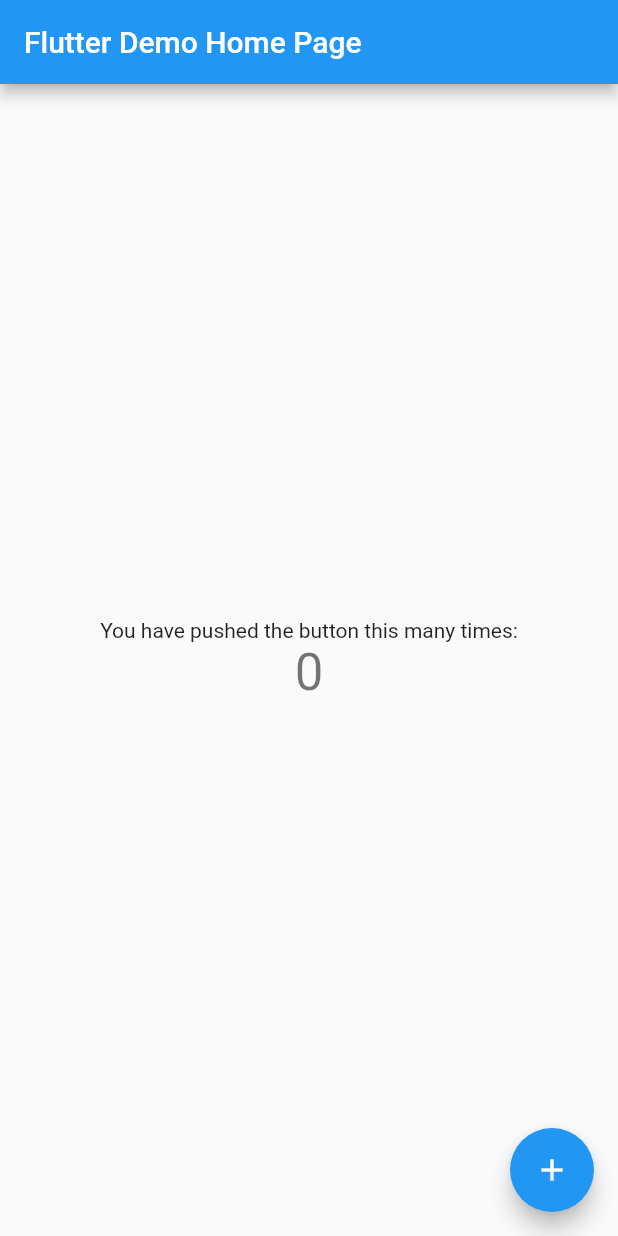
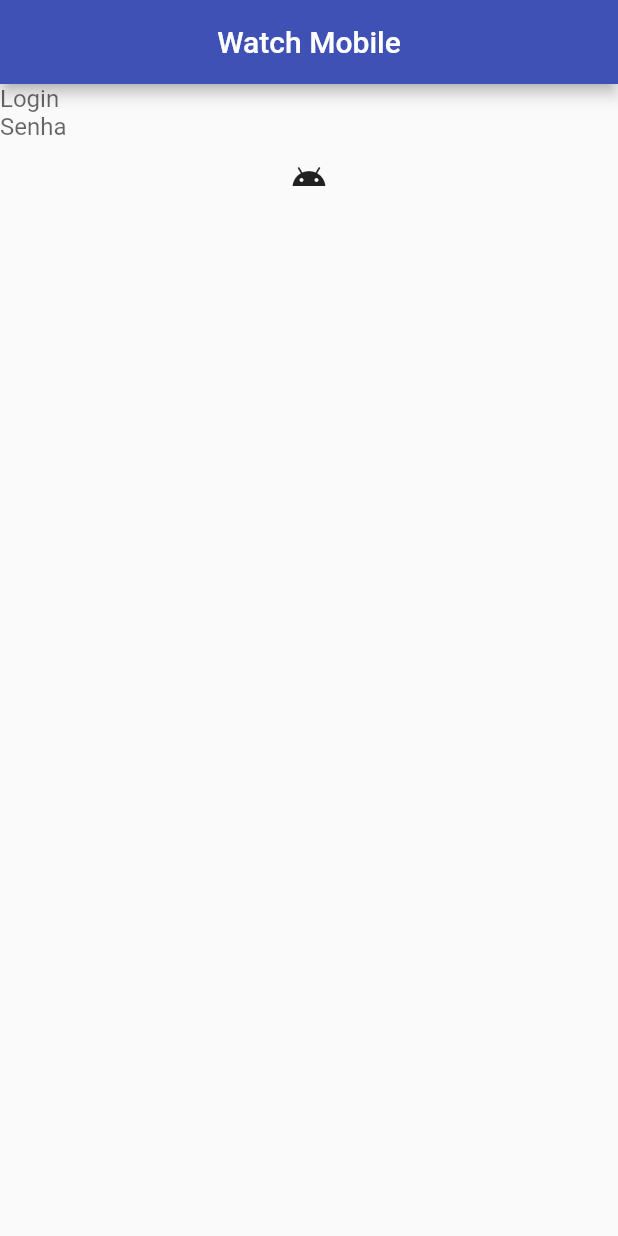
Before and after one commit to samuelsoares27/app_watch_mobile, a Flutter app: the screen it shows after launch, on a phone screen of 412 x 824 dp. Run offline on Flutter 3.47's test engine with Material 2 defaults, Android fonts, the phone set to English and light mode, and no system bars; our stand-ins replace cloud_firestore, firebase_auth, firebase_storage, google_sign_in, image_picker; accounts and stored records are empty.

Commit message:
Primeira alteração

```diff
--- a/lib/main.dart
+++ b/lib/main.dart
@@ -10,109 +10,57 @@ import 'package:image_picker/image_picker.dart';
 void main() => runApp(MyApp());
 
 class MyApp extends StatelessWidget {
-  // This widget is the root of your application.
   @override
   Widget build(BuildContext context) {
     return MaterialApp(
-      title: 'Flutter Demo',
+      title: 'Watch Mobile',
+      debugShowCheckedModeBanner: false,
       theme: ThemeData(
-        // This is the theme of your application.
-        //
-        // Try running your application with "flutter run". You'll see the
-        // application has a blue toolbar. Then, without quitting the app, try
-        // changing the primarySwatch below to Colors.green and then invoke
-        // "hot reload" (press "r" in the console where you ran "flutter run",
-        // or simply save your changes to "hot reload" in a Flutter IDE).
-        // Notice that the counter didn't reset back to zero; the application
-        // is not restarted.
-        primarySwatch: Colors.blue,
+        primarySwatch: Colors.indigo,
       ),
-      home: MyHomePage(title: 'Flutter Demo Home Page'),
+      home: MyHomePage(),
     );
   }
 }
 
 class MyHomePage extends StatefulWidget {
-  MyHomePage({Key key, this.title}) : super(key: key);
-
-  // This widget is the home page of your application. It is stateful, meaning
-  // that it has a State object (defined below) that contains fields that affect
-  // how it looks.
-
-  // This class is the configuration for the state. It holds the values (in this
-  // case the title) provided by the parent (in this case the App widget) and
-  // used by the build method of the State. Fields in a Widget subclass are
-  // always marked "final".
-
-  final String title;
-
   @override
   _MyHomePageState createState() => _MyHomePageState();
 }
 
-class _MyHomePageState extends State<MyHomePage> {
-  int _counter = 0;
-
-  void _incrementCounter() {
-    setState(() {
-      // This call to setState tells the Flutter framework that something has
-      // changed in this State, which causes it to rerun the build method below
-      // so that the display can reflect the updated values. If we changed
-      // _counter without calling setState(), then the build method would not be
-      // called again, and so nothing would appear to happen.
-      _counter++;
-    });
-  }
-
+class _MyHomePageState extends State<MyHomePage>{
   @override
   Widget build(BuildContext context) {
-    // This method is rerun every time setState is called, for instance as done
-    // by the _incrementCounter method above.
-    //
-    // The Flutter framework has been optimized to make rerunning build methods
-    // fast, so that you can just rebuild anything that needs updating rather
-    // than having to individually change instances of widgets.
-    return Scaffold(
-      appBar: AppBar(
-        // Here we take the value from the MyHomePage object that was created by
-        // the App.build method, and use it to set our appbar title.
-        title: Text(widget.title),
-      ),
-      body: Center(
-        // Center is a layout widget. It takes a single child and positions it
-        // in the middle of the parent.
-        child: Column(
-          // Column is also a layout widget. It takes a list of children and
-          // arranges them vertically. By default, it sizes itself to fit its
-          // children horizontally, and tries to be as tall as its parent.
-          //
-          // Invoke "debug painting" (press "p" in the console, choose the
-          // "Toggle Debug Paint" action from the Flutter Inspector in Android
-          // Studio, or the "Toggle Debug Paint" command in Visual Studio Code)
-          // to see the wireframe for each widget.
-          //
-          // Column has various properties to control how it sizes itself and
-          // how it positions its children. Here we use mainAxisAlignment to
-          // center the children vertically; the main axis here is the vertical
-          // axis because Columns are vertical (the cross axis would be
-          // horizontal).
-          mainAxisAlignment: MainAxisAlignment.center,
+    return SafeArea(
+      bottom: true,
+      top: true,
+      child: Scaffold(
+        appBar: AppBar(
+            title: Text('Watch Mobile'),
+            centerTitle: true,
+        ),
+        body: Column(
           children: <Widget>[
-            Text(
-              'You have pushed the button this many times:',
+            Container(
+              child: TextField(
+                decoration: InputDecoration.collapsed(hintText: "Login"),
+              ),
             ),
-            Text(
-              '$_counter',
-              style: Theme.of(context).textTheme.display1,
+            Container(
+              child: TextField(
+                decoration: InputDecoration.collapsed(hintText: "Senha"),
+              ),
             ),
+            Container(
+              child: IconButton(
+                icon: Icon(Icons.android),
+                onPressed: (){},
+              ),
+            )
           ],
         ),
       ),
-      floatingActionButton: FloatingActionButton(
-        onPressed: _incrementCounter,
-        tooltip: 'Increment',
-        child: Icon(Icons.add),
-      ), // This trailing comma makes auto-formatting nicer for build methods.
     );
   }
+
 }
```
